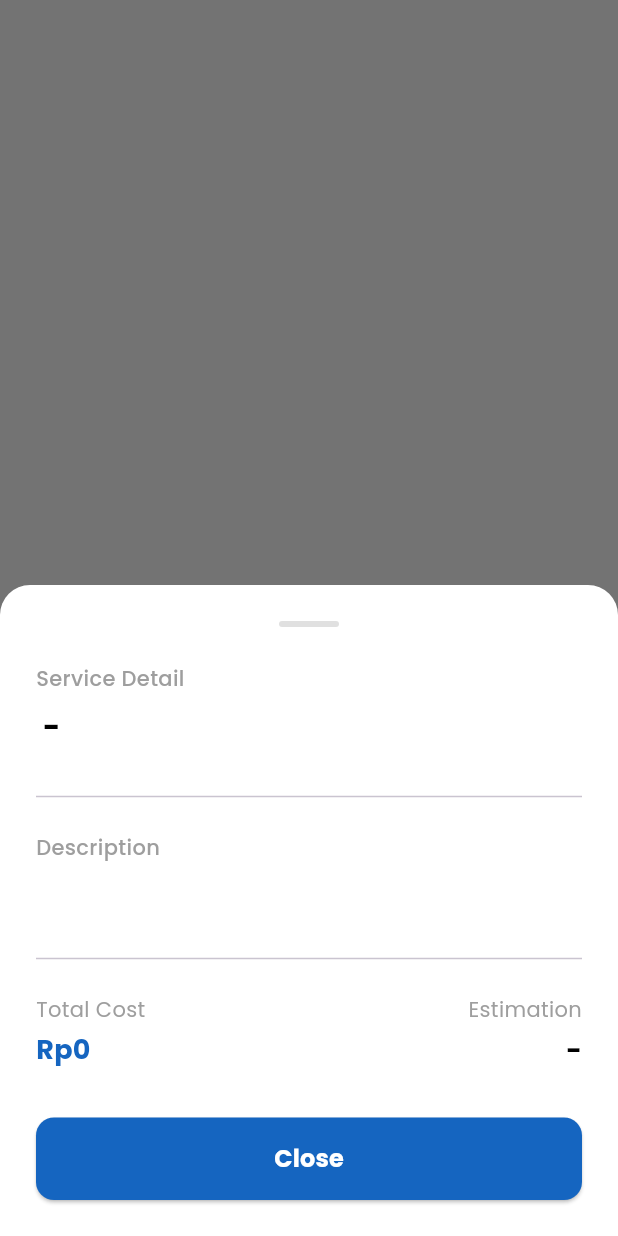
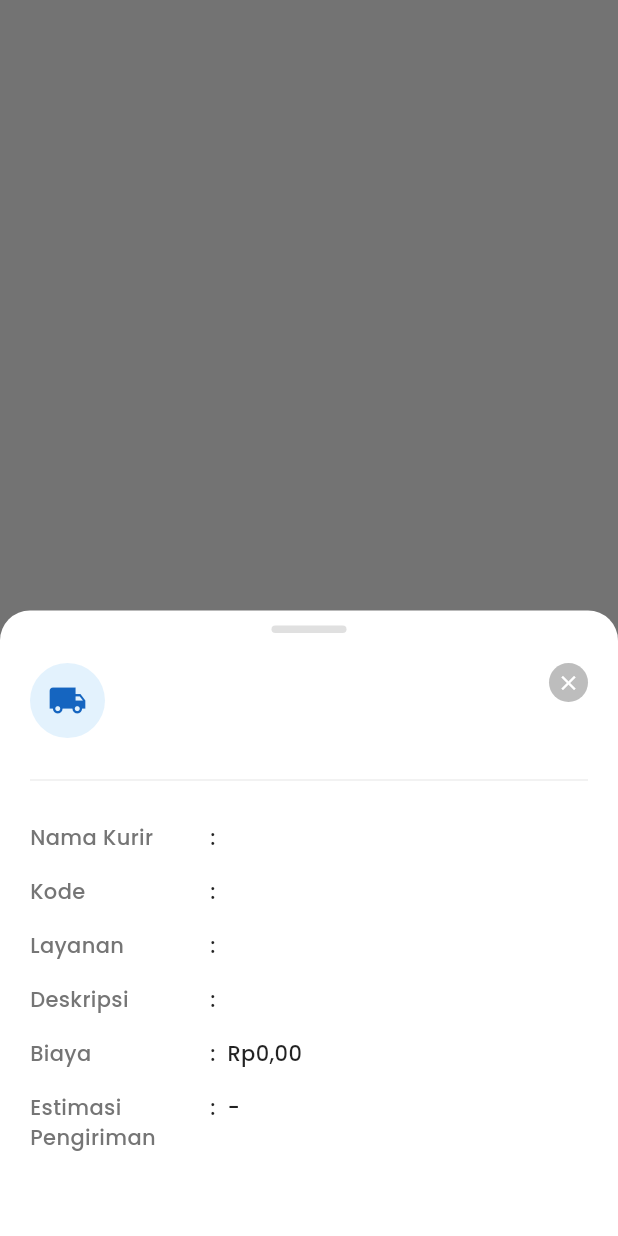
Before and after one commit to MattFA24/flutterRajaOngkirMatthewFernando, a Flutter app: what showBottomSheetCost() shows on an empty page, opened directly with empty values, on a phone screen of 412 x 824 dp. Run offline on Flutter 3.47's test engine with Material 3 defaults, Android fonts, the phone set to English and light mode, and no system bars; our stand-ins replace equatable, flutter_dotenv, google_fonts; network calls fail.

Commit message:
Pop up udah

```diff
--- a/lib/view/widgets/bottom_sheets_cost.dart
+++ b/lib/view/widgets/bottom_sheets_cost.dart
@@ -1,39 +1,39 @@
 part of 'widgets.dart';
 
-// Function to trigger the bottom sheet
+// Function to trigger the modal
 void showBottomSheetCost(BuildContext context, Costs cost) {
   showModalBottomSheet(
     context: context,
     isScrollControlled: true,
     backgroundColor: Colors.transparent,
     builder: (context) {
-      return _BottomSheetCostContent(cost: cost);
+      return _ShippingDetailPopup(cost: cost);
     },
   );
 }
 
-class _BottomSheetCostContent extends StatelessWidget {
+class _ShippingDetailPopup extends StatelessWidget {
   final Costs cost;
-  const _BottomSheetCostContent({required this.cost});
+  const _ShippingDetailPopup({required this.cost});
 
   @override
   Widget build(BuildContext context) {
-    // 1. Format Currency
+    // Currency Formatter (Rp264.000,00)
     final currencyFormatter = NumberFormat.currency(
       locale: 'id_ID',
       symbol: 'Rp',
-      decimalDigits: 0,
+      decimalDigits: 2,
     );
 
-    // 2. Format ETD (Clean "1-2 Days" to "1-2 Hari")
+    // Helper to format ETD (e.g. "6" -> "6 hari" or "1-2 Days" -> "1-2 hari")
     String formatEtd(String? etd) {
       if (etd == null || etd.isEmpty) return '-';
-      String cleanEtd = etd.replaceAll('day', '').replaceAll('days', '').replaceAll('hari', '').trim();
-      return "$cleanEtd Hari";
+      String clean = etd.toLowerCase().replaceAll('days', '').replaceAll('day', '').replaceAll('hari', '').trim();
+      return "$clean hari";
     }
 
     return Container(
-      padding: const EdgeInsets.all(24),
+      padding: const EdgeInsets.symmetric(horizontal: 20, vertical: 10),
       decoration: const BoxDecoration(
         color: Colors.white,
         borderRadius: BorderRadius.only(
@@ -42,126 +42,140 @@ class _BottomSheetCostContent extends StatelessWidget {
         ),
       ),
       child: Column(
-        mainAxisSize: MainAxisSize.min, // Takes only strictly needed height
+        mainAxisSize: MainAxisSize.min,
         crossAxisAlignment: CrossAxisAlignment.start,
         children: [
-          // Grey Handle Bar
+          // 1. Grey Drag Handle
           Center(
             child: Container(
-              width: 40,
-              height: 4,
+              width: 50,
+              height: 5,
+              margin: const EdgeInsets.only(bottom: 20),
               decoration: BoxDecoration(
                 color: Colors.grey[300],
                 borderRadius: BorderRadius.circular(10),
               ),
             ),
           ),
-          const SizedBox(height: 24),
 
-          // --- HEADER: Service Name ---
-          Text(
-            "Service Detail",
-            style: TextStyle(
-              color: Style.grey500, // Uses your Style class
-              fontSize: 14,
-              fontWeight: FontWeight.w500,
-            ),
-          ),
-          const SizedBox(height: 8),
-          Text(
-            // Shows "JNE - REG" or just "REG" depending on your data preference
-            "${cost.name} - ${cost.service}",
-            style: const TextStyle(
-              fontSize: 20,
-              fontWeight: FontWeight.bold,
-              color: Colors.black,
-            ),
-          ),
+          // 2. Header (Icon + Title + Close Button)
+          Row(
+            crossAxisAlignment: CrossAxisAlignment.start,
+            children: [
+              // Blue Icon Circle
+              Container(
+                width: 50,
+                height: 50,
+                decoration: BoxDecoration(
+                  color: Colors.blue[50],
+                  shape: BoxShape.circle,
+                ),
+                child: Icon(
+                  Icons.local_shipping,
+                  color: Style.blue800,
+                  size: 26,
+                ),
+              ),
+              const SizedBox(width: 15),
 
-          const SizedBox(height: 24),
-          const Divider(), // Thin line separator
-          const SizedBox(height: 16),
+              // Title: Courier Name & Service
+              Expanded(
+                child: Column(
+                  crossAxisAlignment: CrossAxisAlignment.start,
+                  children: [
+                    Text(
+                      cost.name ?? "Courier",
+                      style: TextStyle(
+                        fontSize: 16,
+                        fontWeight: FontWeight.bold,
+                        color: Style.blue800,
+                      ),
+                    ),
+                    const SizedBox(height: 4),
+                    Text(
+                      cost.service ?? "-",
+                      style: const TextStyle(
+                        fontSize: 14,
+                        color: Colors.grey,
+                        fontWeight: FontWeight.w500,
+                      ),
+                    ),
+                  ],
+                ),
+              ),
 
-          // --- BODY: Description ---
-          Text(
-            "Description",
-            style: TextStyle(
-              color: Style.grey500,
-              fontSize: 14,
-              fontWeight: FontWeight.w500,
-            ),
-          ),
-          const SizedBox(height: 8),
-          Text(
-            cost.description ?? "-",
-            style: const TextStyle(
-              fontSize: 16,
-              height: 1.5, // Better line spacing for reading
-              color: Colors.black87,
-            ),
-          ),
-
-          const SizedBox(height: 24),
-          const Divider(),
-          const SizedBox(height: 16),
-
-          // --- FOOTER: Price & ETD Row ---
-          Row(
-            mainAxisAlignment: MainAxisAlignment.spaceBetween,
-            children: [
-              // Left: Price
-              Column(
-                crossAxisAlignment: CrossAxisAlignment.start,
-                children: [
-                  Text("Total Cost", style: TextStyle(color: Style.grey500)),
-                  const SizedBox(height: 4),
-                  Text(
-                    currencyFormatter.format(cost.cost ?? 0),
-                    style: TextStyle(
-                      color: Style.blue800, // Matches your app theme
-                      fontSize: 18,
-                      fontWeight: FontWeight.bold,
-                    ),
+              // Close Button
+              GestureDetector(
+                onTap: () => Navigator.pop(context),
+                child: Container(
+                  padding: const EdgeInsets.all(5),
+                  decoration: BoxDecoration(
+                    color: Colors.grey[400],
+                    shape: BoxShape.circle,
                   ),
-                ],
-              ),
-              // Right: Estimation
-              Column(
-                crossAxisAlignment: CrossAxisAlignment.end,
-                children: [
-                  Text("Estimation", style: TextStyle(color: Style.grey500)),
-                  const SizedBox(height: 4),
-                  Text(
-                    formatEtd(cost.etd),
-                    style: const TextStyle(
-                      fontSize: 18,
-                      fontWeight: FontWeight.bold,
-                      color: Colors.black,
-                    ),
+                  child: const Icon(
+                    Icons.close,
+                    color: Colors.white,
+                    size: 16,
                   ),
-                ],
+                ),
               ),
             ],
           ),
 
-          const SizedBox(height: 32),
+          const SizedBox(height: 20),
+          const Divider(thickness: 1, color: Color(0xFFEEEEEE)),
+          const SizedBox(height: 20),
 
-          // Close Button
+          // 3. Details List (Aligned)
+          _buildDetailRow("Nama Kurir", cost.name ?? "-"),
+          _buildDetailRow("Kode", cost.code ?? "-"),
+          _buildDetailRow("Layanan", cost.service ?? "-"),
+          _buildDetailRow("Deskripsi", cost.description ?? "-"),
+          _buildDetailRow("Biaya", currencyFormatter.format(cost.cost ?? 0)),
+          _buildDetailRow("Estimasi\nPengiriman", formatEtd(cost.etd)),
+
+          const SizedBox(height: 30), // Bottom padding
+        ],
+      ),
+    );
+  }
+
+  // Helper widget for specific row alignment
+  Widget _buildDetailRow(String label, String value) {
+    return Padding(
+      padding: const EdgeInsets.only(bottom: 16.0),
+      child: Row(
+        crossAxisAlignment: CrossAxisAlignment.start,
+        children: [
+          // Label Column (Fixed width aligns the colons)
           SizedBox(
-            width: double.infinity,
-            child: ElevatedButton(
-              onPressed: () => Navigator.pop(context),
-              style: ElevatedButton.styleFrom(
-                backgroundColor: Style.blue800,
-                foregroundColor: Colors.white,
-                shape: RoundedRectangleBorder(
-                  borderRadius: BorderRadius.circular(12),
-                ),
-                padding: const EdgeInsets.symmetric(vertical: 16),
+            width: 120,
+            child: Text(
+              label,
+              style: TextStyle(
+                color: Colors.grey[600],
+                fontSize: 14,
+                fontWeight: FontWeight.w500,
               ),
-              child: const Text(
-                "Close",
-                style: TextStyle(fontSize: 16, fontWeight: FontWeight.bold),
+            ),
+          ),
+          // The Colon
+          const Text(
+            ":  ",
+            style: TextStyle(
+              color: Colors.black87,
+              fontWeight: FontWeight.w500,
+            ),
+          ),
+          // Value Column
+          Expanded(
+            child: Text(
+              value,
+              style: const TextStyle(
+                color: Colors.black87,
+                fontSize: 14,
+                fontWeight: FontWeight.w500,
               ),
             ),
           ),
--- a/lib/view/widgets/card_cost.dart
+++ b/lib/view/widgets/card_cost.dart
@@ -39,31 +39,31 @@ class _CardCostState extends State<CardCost> {
       ),
       color: Colors.white,
       child: ListTile(
-        // ADDED THIS LINE to make it clickable
+        // This triggers the bottom sheet pop-up when the card is tapped
         onTap: () {
           showBottomSheetCost(context, cost);
         },
         title: Text(
+          "${cost.name}: ${cost.service}",
           style: TextStyle(
             color: Colors.blue[800],
             fontWeight: FontWeight.w700,
           ),
-          "${cost.name}: ${cost.service}",
         ),
         subtitle: Column(
           crossAxisAlignment: CrossAxisAlignment.start,
           children: [
             Text(
+              "Biaya: ${rupiahMoneyFormatter(cost.cost)}",
               style: const TextStyle(
                 color: Colors.black,
                 fontWeight: FontWeight.w500,
               ),
-              "Biaya: ${rupiahMoneyFormatter(cost.cost)}",
             ),
             const SizedBox(height: 4),
             Text(
+              "Estimasi sampai: ${formatEtd(cost.etd)}",
               style: TextStyle(color: Colors.green[800]),
-              "Estimasi sampai: ${formatEtd(cost.etd)}",
             ),
           ],
         ),
```
